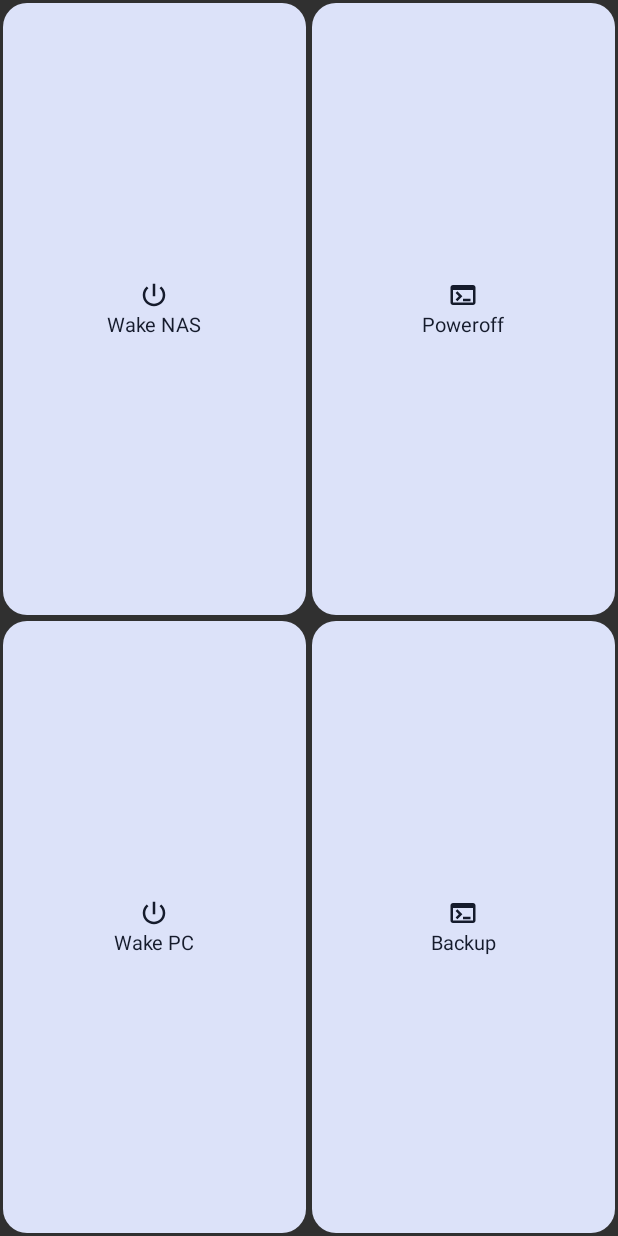
After one commit to da-wilky/wol-mobile, an Android app built with Jetpack Compose: the layout widget_preview_grid.xml on its own in the app's theme, with its tools: preview values and no code run, on a phone screen of 412 x 824 dp. The commit adds this screen. Run offline under Robolectric (Android 15) with nearby library versions, the phone set to English and light mode, and no system bars.

Commit message:
Show icons and progress in widgets; add widget picker previews

```diff
--- /dev/null
+++ b/app/src/main/res/drawable/widget_preview_cell.xml
@@ -0,0 +1,5 @@
+<?xml version="1.0" encoding="utf-8"?>
+<shape xmlns:android="http://schemas.android.com/apk/res/android" android:shape="rectangle">
+    <solid android:color="@android:color/system_accent2_100" />
+    <corners android:radius="16dp" />
+</shape>
--- /dev/null
+++ b/app/src/main/res/layout/widget_preview_grid.xml
@@ -0,0 +1,96 @@
+<?xml version="1.0" encoding="utf-8"?>
+<!-- Sample labels: this only renders in the widget picker. -->
+<LinearLayout xmlns:android="http://schemas.android.com/apk/res/android" xmlns:tools="http://schemas.android.com/tools" android:layout_width="match_parent" android:layout_height="match_parent" android:orientation="vertical" tools:ignore="HardcodedText,NestedWeights">
+    <LinearLayout android:layout_width="match_parent" android:layout_height="0dp" android:layout_weight="1" android:baselineAligned="false" android:orientation="horizontal">
+        <LinearLayout
+            android:layout_width="0dp"
+            android:layout_height="match_parent"
+            android:layout_margin="2dp"
+            android:layout_weight="1"
+            android:background="@drawable/widget_preview_cell"
+            android:gravity="center"
+            android:orientation="vertical"
+            android:padding="6dp">
+            <ImageView
+                android:layout_width="20dp"
+                android:layout_height="20dp"
+                android:src="@drawable/ic_power"
+                android:importantForAccessibility="no"
+                android:tint="@android:color/system_accent2_900" />
+            <TextView
+                android:layout_width="wrap_content"
+                android:layout_height="wrap_content"
+                android:text="Wake NAS"
+                android:textColor="@android:color/system_accent2_900"
+                android:textSize="13sp" />
+        </LinearLayout>
+        <LinearLayout
+            android:layout_width="0dp"
+            android:layout_height="match_parent"
+            android:layout_margin="2dp"
+            android:layout_weight="1"
+            android:background="@drawable/widget_preview_cell"
+            android:gravity="center"
+            android:orientation="vertical"
+            android:padding="6dp">
+            <ImageView
+                android:layout_width="20dp"
+                android:layout_height="20dp"
+                android:src="@drawable/ic_terminal"
+                android:importantForAccessibility="no"
+                android:tint="@android:color/system_accent2_900" />
+            <TextView
+                android:layout_width="wrap_content"
+                android:layout_height="wrap_content"
+                android:text="Poweroff"
+                android:textColor="@android:color/system_accent2_900"
+                android:textSize="13sp" />
+        </LinearLayout>
+    </LinearLayout>
+    <LinearLayout android:layout_width="match_parent" android:layout_height="0dp" android:layout_weight="1" android:baselineAligned="false" android:orientation="horizontal">
+        <LinearLayout
+            android:layout_width="0dp"
+            android:layout_height="match_parent"
+            android:layout_margin="2dp"
+            android:layout_weight="1"
+            android:background="@drawable/widget_preview_cell"
+            android:gravity="center"
+            android:orientation="vertical"
+            android:padding="6dp">
+            <ImageView
+                android:layout_width="20dp"
+                android:layout_height="20dp"
+                android:src="@drawable/ic_power"
+                android:importantForAccessibility="no"
+                android:tint="@android:color/system_accent2_900" />
+            <TextView
+                android:layout_width="wrap_content"
+                android:layout_height="wrap_content"
+                android:text="Wake PC"
+                android:textColor="@android:color/system_accent2_900"
+                android:textSize="13sp" />
+        </LinearLayout>
+        <LinearLayout
+            android:layout_width="0dp"
+            android:layout_height="match_parent"
+            android:layout_margin="2dp"
+            android:layout_weight="1"
+            android:background="@drawable/widget_preview_cell"
+            android:gravity="center"
+            android:orientation="vertical"
+            android:padding="6dp">
+            <ImageView
+                android:layout_width="20dp"
+                android:layout_height="20dp"
+                android:src="@drawable/ic_terminal"
+                android:importantForAccessibility="no"
+                android:tint="@android:color/system_accent2_900" />
+            <TextView
+                android:layout_width="wrap_content"
+                android:layout_height="wrap_content"
+                android:text="Backup"
+                android:textColor="@android:color/system_accent2_900"
+                android:textSize="13sp" />
+        </LinearLayout>
+    </LinearLayout>
+</LinearLayout>
--- a/app/src/main/res/xml/widget_grid.xml
+++ b/app/src/main/res/xml/widget_grid.xml
@@ -3,6 +3,7 @@
     android:configure="app.swilk.wolmobile.widget.WidgetConfigActivity"
     android:description="@string/widget_grid_description"
     android:initialLayout="@layout/glance_default_loading_layout"
+    android:previewLayout="@layout/widget_preview_grid"
     android:minWidth="110dp"
     android:minHeight="40dp"
     android:minResizeWidth="40dp"
--- a/app/src/main/res/xml/widget_single.xml
+++ b/app/src/main/res/xml/widget_single.xml
@@ -3,6 +3,7 @@
     android:configure="app.swilk.wolmobile.widget.WidgetConfigActivity"
     android:description="@string/widget_single_description"
     android:initialLayout="@layout/glance_default_loading_layout"
+    android:previewLayout="@layout/widget_preview_single"
     android:minWidth="40dp"
     android:minHeight="40dp"
     android:resizeMode="none"
```
Also changed, not shown: app/src/main/java/app/swilk/wolmobile/widget/ActionWidget.kt (+27 -9 lines), app/src/main/res/layout/widget_preview_single.xml (added, +24 -0 lines).
